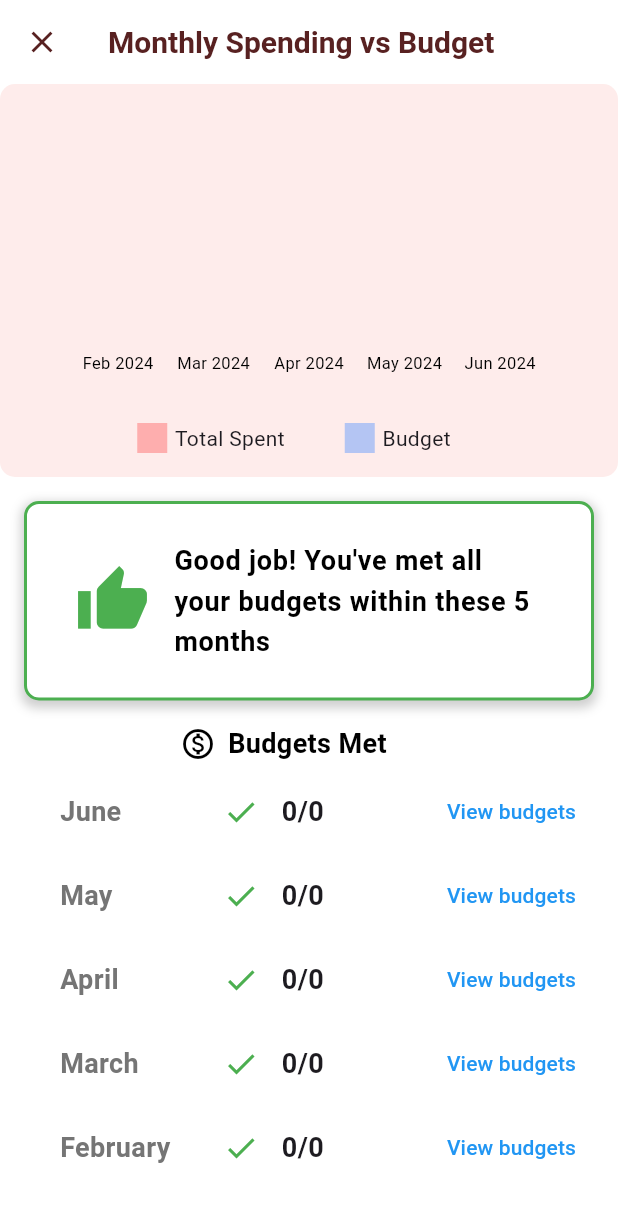
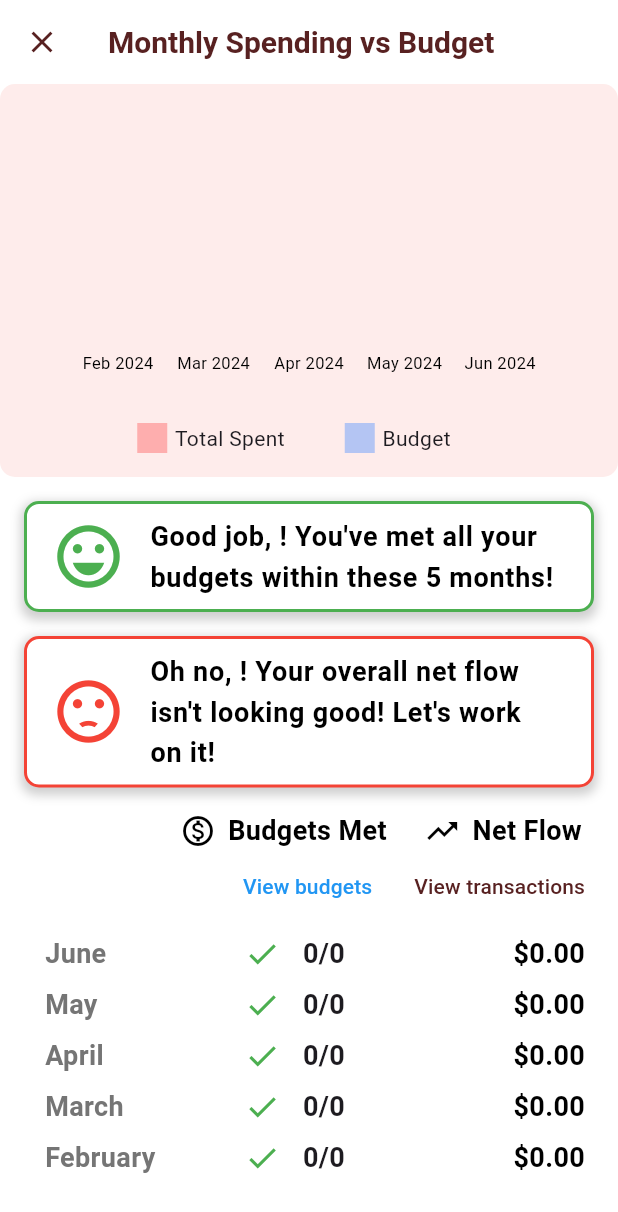
Before and after one commit to lrongyi/Orbital, a Flutter app: the Insights screen opened directly, after a tap on "See complete breakdown", on a phone screen of 412 x 824 dp. Shown: the top 1212 px of the screen. Run offline on Flutter 3.47's test engine with Material 3 defaults, Android fonts, the phone set to English and light mode, and no system bars; drawn by our look-alikes of fl_chart; our stand-ins replace cloud_firestore, firebase_auth, firebase_core, flutter_colorpicker, flutter_dotenv, google_sign_in and 1 more; accounts and stored records are empty.

Commit message:
Fixed some navigation issues. Replaced view budgets button with net flow numbers. Also fixed Budgeting not updating the budgets properly.

```diff
--- a/lib/screens/main_screens/expenses_screens/editing_entry.dart
+++ b/lib/screens/main_screens/expenses_screens/editing_entry.dart
@@ -650,7 +650,7 @@ class _EditingEntryState extends State<EditingEntry> {
             description: descriptionController.text,
           );
           ExpenseMethods().updateExpense(widget.expenseId, expense);
-          Navigator.popUntil(context, (context) => context.isFirst);
+          Navigator.pushAndRemoveUntil(context, MaterialPageRoute(builder: (context) => Navigation(state: 1,)), (route) => false);
         },
         minWidth: 250,
         child: const Text(
--- a/lib/screens/main_screens/insights_screens/breakdown.dart
+++ b/lib/screens/main_screens/insights_screens/breakdown.dart
@@ -1,14 +1,9 @@
-import 'dart:ffi';
-
-import 'package:cloud_firestore/cloud_firestore.dart';
 import 'package:flutter/material.dart';
 import 'package:intl/intl.dart';
-import 'package:provider/provider.dart'; // Import provider package
 import 'package:ss/screens/navigation_screen/navigation.dart';
 import 'package:ss/services/budget_methods.dart';
 import 'package:ss/services/expense_methods.dart';
-import 'package:ss/services/models/budget.dart';
-import 'package:ss/shared/home_deco.dart';
+import 'package:ss/services/user_methods.dart';
 import 'package:ss/shared/main_screens_deco.dart';
 import 'package:fl_chart/fl_chart.dart';
 
@@ -21,11 +16,15 @@ class Breakdown extends StatefulWidget {
 
 class _BreakdownState extends State<Breakdown> {
   bool allBudgetsMet = true;
+  bool isOverallNetFlowPositive = false;
+  String userName = '';
 
   @override
   void initState() {
     super.initState();
     _checkAllBudgetsMet();
+    _checkPositiveOverallNetFlow();
+    _retrieveUsername();
   }
 
   Future<void> _checkAllBudgetsMet() async {
@@ -45,11 +44,32 @@ class _BreakdownState extends State<Breakdown> {
     }
   }
 
+  Future<void> _checkPositiveOverallNetFlow() async {
+    DateTime now = DateTime.now();
+    double overallNetFlow = 0.0;
+
+    for (int i = 0; i < 5; i++) {
+      DateTime month = DateTime(now.year, now.month - i, 1);
+      double netFlow = await ExpenseMethods().getMonthlyNetChange(month);
+      overallNetFlow += netFlow;
+    }
+
+    setState(() {
+      isOverallNetFlowPositive = overallNetFlow > 0;
+    });
+  }
+
+  // This one increased the loading time by a bit
+  Future<void> _retrieveUsername() async {
+    String temp = await UserMethods().getUserNameAsync();
+
+    setState(() {
+      userName = temp;
+    });
+  }
+
   @override
   Widget build(BuildContext context) {
-    return ChangeNotifierProvider(
-      create: (context) => MonthNotifier(DateTime.now()),
-      child: Consumer<MonthNotifier>(builder: (context, monthNotifier, _) {
     return Scaffold(
       backgroundColor: Colors.white,
       appBar: AppBar(
@@ -72,15 +92,14 @@ class _BreakdownState extends State<Breakdown> {
           },
         ),
       ),
-          body: Column(
+      body: SingleChildScrollView(
+        child: Column(
           children: [
             _buildBarChart(),
-              // _buildMonthSelector(),
             _buildDetailsList(),
           ],
         ),
-        );
-      }),
+      ),
     );
   }
 
@@ -98,7 +117,6 @@ class _BreakdownState extends State<Breakdown> {
             children: [
               Container(
                 margin: const EdgeInsets.all(16),
-                padding: const EdgeInsets.all(16),
                 decoration: BoxDecoration(
                   boxShadow: [
                     BoxShadow(
@@ -117,14 +135,50 @@ class _BreakdownState extends State<Breakdown> {
                 ),
                 child: ListTile(
                   leading: Icon(
-                    allBudgetsMet ? Icons.thumb_up : Icons.sentiment_dissatisfied,
+                    allBudgetsMet ? Icons.sentiment_very_satisfied : Icons.sentiment_dissatisfied,
                     color: allBudgetsMet ? Colors.green : Colors.amber,
                     size: 50,
                   ),
                   title: Text(
                     allBudgetsMet
-                        ? 'Good job! You\'ve met all your budgets within these 5 months'
-                        : 'Oh no! You did not meet all your budgets within these 5 months',
+                        ? 'Good job, $userName! You\'ve met all your budgets within these 5 months!'
+                        : 'Oh no, $userName! You did not meet all your budgets within these 5 months!',
+                    style: const TextStyle(
+                      fontWeight: FontWeight.bold,
+                      fontSize: 18,
+                      color: Colors.black,
+                    ),
+                  ),
+                ),
+              ),
+              Container(
+                margin: const EdgeInsets.only(bottom: 16, left: 16, right: 16),
+                decoration: BoxDecoration(
+                  boxShadow: [
+                    BoxShadow(
+                      color: Colors.grey.withOpacity(0.5),
+                      spreadRadius: 2,
+                      blurRadius: 5,
+                      offset: const Offset(0, 3), // changes position of shadow
+                    ),
+                  ],
+                  borderRadius: BorderRadius.circular(10),
+                  border: Border.all(
+                    color: isOverallNetFlowPositive ? Colors.green : Colors.red,
+                    width: 2,
+                  ),
+                  color: Colors.white,
+                ),
+                child: ListTile(
+                  leading: Icon(
+                    isOverallNetFlowPositive ? Icons.sentiment_very_satisfied : Icons.sentiment_dissatisfied,
+                    color: isOverallNetFlowPositive ? Colors.green : Colors.red,
+                    size: 50,
+                  ),
+                  title: Text(
+                    isOverallNetFlowPositive
+                        ? 'Good job, $userName! Your overall net flow is positive!'
+                        : 'Oh no, $userName! Your overall net flow isn\'t looking good! Let\'s work on it!',
                     style: const TextStyle(
                       fontWeight: FontWeight.bold,
                       fontSize: 18,
@@ -134,9 +188,11 @@ class _BreakdownState extends State<Breakdown> {
                 ),
               ),
               if (snapshot.hasData && snapshot.data!.isNotEmpty)
-                const Padding(
-                  padding: EdgeInsets.only(left: 120),
-                  child: Row(
+                Padding(
+                  padding: const EdgeInsets.only(left: 120),
+                  child: Column(
+                    children: [
+                      const Row(
                         children: [
                           Icon(
                             Icons.monetization_on_outlined,
@@ -149,6 +205,60 @@ class _BreakdownState extends State<Breakdown> {
                               fontWeight: FontWeight.bold,
                               fontSize: 18,
                               color: Colors.black,
+                            ),
+                          ),
+                          SizedBox(width: 25),
+                          Icon(
+                            Icons.trending_up, // Replace with your suitable icon for Net Flow
+                            color: Colors.black,
+                          ),
+                          SizedBox(width: 8),
+                          Text(
+                            'Net Flow',
+                            style: TextStyle(
+                              fontWeight: FontWeight.bold,
+                              fontSize: 18,
+                              color: Colors.black,
+                            ),
+                          ),
+                        ],
+                      ),
+                      Padding(
+                        padding: const EdgeInsets.only(left: 30, right: 10),
+                        child: Row(
+                          mainAxisAlignment: MainAxisAlignment.spaceBetween,
+                          children: [
+                            TextButton(
+                              onPressed: () {
+                                Navigator.pushAndRemoveUntil(
+                                  context,
+                                  MaterialPageRoute(builder: (context) => Navigation(state: 2)),
+                                  (route) => false,
+                                );
+                              },
+                              child: const Text(
+                                'View budgets',
+                                style: TextStyle(
+                                  color: Colors.blue,
+                                )
+                              )
+                            ),
+                            TextButton(
+                              onPressed: () {
+                                Navigator.pushAndRemoveUntil(
+                                  context,
+                                  MaterialPageRoute(builder: (context) => Navigation(state: 1)),
+                                  (route) => false,
+                                );
+                              },
+                              child: Text(
+                                'View transactions',
+                                style: TextStyle(
+                                  color: mainColor,
+                                )
+                              )
+                            ),
+                          ],
                         ),
                       ),
                     ],
@@ -175,7 +285,7 @@ class _BreakdownState extends State<Breakdown> {
 
     tiles.add(
       Padding(
-        padding: const EdgeInsets.only(left: 40, top: 8.0, right: 16),
+        padding: const EdgeInsets.only(left: 30, top: 8.0, right: 22),
         child: Row(
           mainAxisAlignment: MainAxisAlignment.spaceBetween,
           children: [
@@ -203,22 +313,8 @@ class _BreakdownState extends State<Breakdown> {
                     fontSize: 18,
                   ),
                 ),
-                const SizedBox(width: 70),
-                TextButton(
-                  onPressed: () {
-                    Navigator.pushAndRemoveUntil(
-                      context,
-                      MaterialPageRoute(builder: (context) => Navigation(state: 2)),
-                      (route) => false,
-                    );
-                  },
-                  child: const Text(
-                    'View budgets',
-                    style: TextStyle(
-                      color: Colors.blue,
-                    )
-                  ),
-                ),
+                const SizedBox(width: 60),
+                _buildNetFlow(month),
               ],
             ),
           ],
@@ -227,6 +323,42 @@ class _BreakdownState extends State<Breakdown> {
     );
   }
   return tiles;
+}
+
+Widget _buildNetFlow(DateTime month) {
+  return FutureBuilder<double>(
+    future: ExpenseMethods().getMonthlyNetChange(month),
+    builder: (context, snapshot) {
+      if (snapshot.connectionState == ConnectionState.waiting) {
+        return const SizedBox(
+          width: 120,
+          child: Center(child: CircularProgressIndicator()),
+        );
+      } else if (snapshot.hasError) {
+        return Text('Error: ${snapshot.error}');
+      } else {
+        double netChange = snapshot.data ?? 0.0;
+        String sign = netChange > 0 ? '+' : netChange < 0 ? '-' : '';
+
+        return Container(
+          width: 100,
+          child: Row(
+            mainAxisAlignment: MainAxisAlignment.end,
+            children: [
+              Text(
+                '$sign\$${netChange.abs().toStringAsFixed(2)}',
+                style: const TextStyle(
+                  fontWeight: FontWeight.bold,
+                  fontSize: 18,
+                  color: Colors.black,
+                ),
+              ),
+            ],
+          ),
+        );
+      }
+    },
+  );
 }
 
   Future<int> getTotalBudgetCount(DateTime month) async {
@@ -251,53 +383,6 @@ class _BreakdownState extends State<Breakdown> {
       print('Error retrieving budgets within zone: $e');
       return 0;
     }
-  }
-
-  // Helper method to build the month selector UI
-  Widget _buildMonthSelector() {
-    return Consumer<MonthNotifier>(
-      builder: (context, monthNotifier, child) => Container(
-        color: mainColor,
-        height: 50,
-        child: Row(
-          mainAxisAlignment: MainAxisAlignment.center,
-          children: [
-            // back arrow
-            if (!monthNotifier.isFirstMonth)
-              IconButton(
-                icon: const Icon(
-                  Icons.arrow_left,
-                  color: Colors.white,
-                ),
-                onPressed: () {
-                  monthNotifier.decrementMonth();
-                },
-              ),
-
-            // the date itself
-            Text(
-              DateFormat.yMMMM().format(monthNotifier.currentMonth),
-              style: const TextStyle(
-                fontSize: 18,
-                color: Colors.white,
-              ),
-            ),
-
-            // right arrow with conditional disable
-            if (!monthNotifier.isCurrentMonth)
-              IconButton(
-                icon: const Icon(
-                  Icons.arrow_right,
-                  color: Colors.white,
-                ),
-                onPressed: () {
-                  monthNotifier.incrementMonth();
-                },
-              ),
-          ],
-        ),
-      ),
-    );
   }
 
   // Bar Chart: Builds the Bar Chart Graph that contains 5 months of user spending
@@ -435,32 +520,3 @@ class _BreakdownState extends State<Breakdown> {
     return data.reversed.toList();
   }
 }
-
-class MonthNotifier extends ChangeNotifier {
-  DateTime _currentMonth;
-
-  MonthNotifier(this._currentMonth);
-
-  DateTime get currentMonth => _currentMonth;
-
-  bool get isFirstMonth {
-    DateTime now = DateTime.now();
-    DateTime firstAllowedMonth = DateTime(now.year, now.month - 3, 1);
-    return _currentMonth.isBefore(firstAllowedMonth);
-  }
-
-  bool get isCurrentMonth {
-    DateTime now = DateTime.now();
-    return _currentMonth.year == now.year && _currentMonth.month == now.month;
-  }
-
-  void incrementMonth() {
-    _currentMonth = DateTime(_currentMonth.year, _currentMonth.month + 1, 1);
-    notifyListeners();
-  }
-
-  void decrementMonth() {
-    _currentMonth = DateTime(_currentMonth.year, _currentMonth.month - 1, 1);
-    notifyListeners();
-  }
-}
```
Also changed, not shown: lib/screens/main_screens/budgeting_screens/budgeting.dart (+5 -4 lines), lib/screens/main_screens/expenses_screens/expenses.dart (+12 -20 lines), lib/screens/navigation_screen/adding_entry.dart (+7 -6 lines), lib/services/budget_methods.dart (+4 -4 lines). Lines whose indentation alone changed are shown as unchanged.
